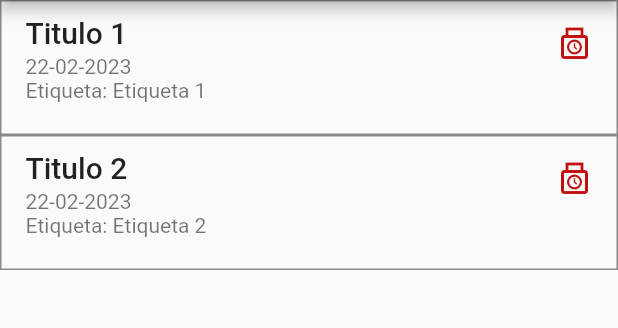
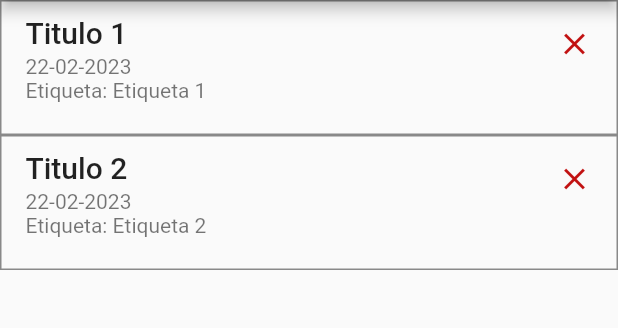
Before and after one commit to SebastianBelmonte01/todo_flutter, a Flutter app: the screen it shows after launch, after a tap on "Enviar", on a phone screen of 412 x 824 dp, the part 84-412 px from its top. Run offline on Flutter 3.47's test engine with Material 2 defaults, Android fonts, the phone set to English and light mode, and no system bars; missing offline and left inert: textfield_datepicker.

```diff
--- a/lib/components/my-list-view.dart
+++ b/lib/components/my-list-view.dart
@@ -30,7 +30,7 @@ class _MyListViewState extends State<MyListView> {
             )),
         subtitle: Text('${DateFormat('dd-MM-yyyy').format(widget.myList[index].dueDate)} \nEtiqueta: ${widget.myList[index].label}'),
         trailing : Icon(
-          widget.myList[index].completed ? Icons.done : Icons.punch_clock_outlined,
+          widget.myList[index].completed ? Icons.done : Icons.close,
           color: widget.myList[index].completed ? Color.fromARGB(255, 22, 174, 14) : Color.fromARGB(255, 193, 16, 16),
         ),
         isThreeLine: true,
--- a/lib/main.dart
+++ b/lib/main.dart
@@ -21,8 +21,8 @@ class MyApp extends StatelessWidget {
       initialRoute: '/',
       routes: {
         '/': (context) => const MyLogin(),
-        '/todo':(context) =>  MyTodo(),
-        '/register-new-tasks':(context) =>  const MyRegistrationTask(),
+        '/todo':(context) =>  MyTodo(myTasks: [],),
+        // '/register-new-tasks':(context) =>  const MyRegistrationTask(),
         '/register-new-labels':(context) => const MyNewLabel()
       },
     );
--- a/lib/todo.dart
+++ b/lib/todo.dart
@@ -44,13 +44,14 @@ import 'package:todo_flutter/classes/Task.dart';
 // }
 
 class MyTodo extends StatefulWidget {
-  const MyTodo({super.key});
+  List<Task> myTasks;
+  MyTodo({super.key, required this.myTasks});
   @override
   State<MyTodo> createState() => _MyTodoState();
 }
 
 class _MyTodoState extends State<MyTodo> {
-  List<Task> myTasks = [];
+
 
   Task task1 =  Task("Titulo 1", "Etiqueta 1", DateTime.now());
   Task task2 =  Task("Titulo 2", "Etiqueta 2", DateTime.now());
@@ -58,11 +59,8 @@ class _MyTodoState extends State<MyTodo> {
   void initState() {
     // TODO: implement initState
     super.initState();
-    myTasks.add(task1);
-    myTasks.add(task2);
-
-    print("HOLA MI TAMAÑO ES: ${myTasks.length}");
-
+    widget.myTasks.add(task1);
+    widget.myTasks.add(task2);
   }
 
 
@@ -84,15 +82,20 @@ class _MyTodoState extends State<MyTodo> {
 
   @override
   Widget build(BuildContext context) {
+    print("HOLA MI TAMAÑO ES: ${widget.myTasks.length}");
     return Scaffold(
       appBar: AppBar(title: const Text("ToDo List", style: TextStyle(fontFamily: "Roboto", fontWeight: FontWeight.w900, fontSize: 30)), backgroundColor: Colors.blue[900],),
-      body: MyListView(myList: myTasks),
+      body: MyListView(myList: widget.myTasks),
       floatingActionButton: FloatingActionButton(
         onPressed: () => {
           //Se debe pasar la lista vacia
-            Navigator.pushNamed(context, '/register-new-tasks',
-              arguments: {'list' : myTasks}
+           // Navigator.pushNamed(context, '/register-new-tasks')
+          Navigator.push(
+            context,
+            MaterialPageRoute(
+              builder: (context) => MyRegistrationTask(myList: widget.myTasks,)
             )
+          )
         },
         child: const Icon(Icons.add),
       ),
--- a/pubspec.yaml
+++ b/pubspec.yaml
@@ -37,6 +37,8 @@ dependencies:
   cupertino_icons: ^1.0.2
   sidebarx: ^0.14.0
   textfield_datepicker: ^0.2.0
+  bloc: ^8.1.1
+  flutter_bloc: ^8.1.2
 
 dev_dependencies:
   flutter_test:
```
Also changed, not shown: lib/register-new-label.dart (+18 -0 lines), lib/register-new-task.dart (+24 -5 lines), pubspec.lock.
